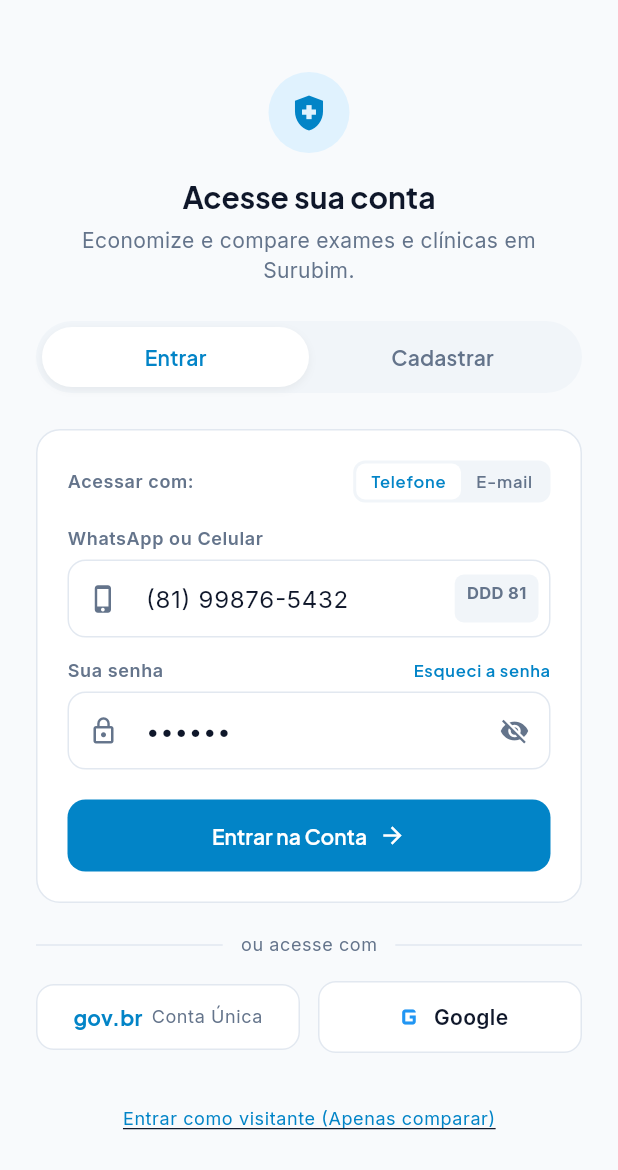
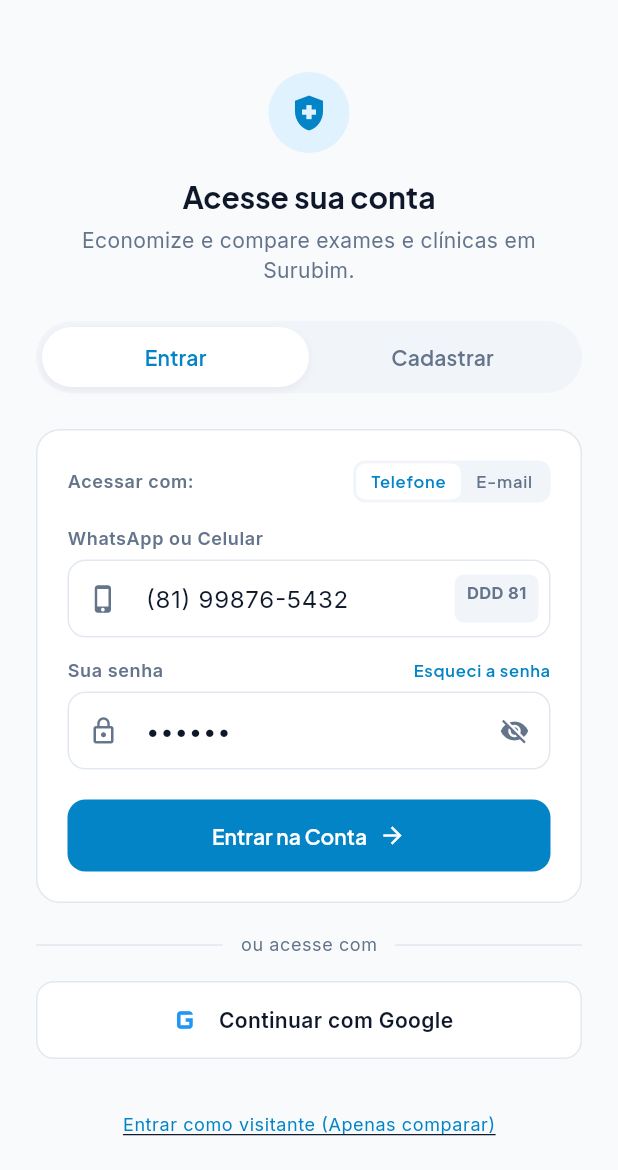
Before and after one commit to MarcioFerreiraL/clinics-mobile, a Flutter app: the screen it shows after launch, on a phone screen of 412 x 824 dp, the part 66-1236 px from its top. Run offline on Flutter 3.47's test engine with Material 3 defaults, Android fonts, the phone set to English and light mode, and no system bars; our stand-ins replace flutter_riverpod, go_router, google_fonts.

Commit message:
refactor: update README documentation and remove unused layout row from login screen

```diff
--- a/clinics/lib/features/auth/presentation/screens/login_screen.dart
+++ b/clinics/lib/features/auth/presentation/screens/login_screen.dart
@@ -367,10 +367,7 @@ class _LoginScreenState extends State<LoginScreen> {
               ),
               const SizedBox(height: 16),
 
-              Row(
-                children: [
-                  Expanded(
-                    child: OutlinedButton(
+              OutlinedButton(
                 style: OutlinedButton.styleFrom(
                   backgroundColor: Colors.white,
                   side: const BorderSide(color: AppColors.borderOutline),
@@ -381,34 +378,17 @@ class _LoginScreenState extends State<LoginScreen> {
                 child: Row(
                   mainAxisAlignment: MainAxisAlignment.center,
                   children: [
-                          Text('gov.br', style: theme.textTheme.labelLarge?.copyWith(fontWeight: FontWeight.bold)),
-                          const SizedBox(width: 6),
-                          Text('Conta Única', style: theme.textTheme.bodySmall),
-                        ],
-                      ),
-                    ),
-                  ),
-                  const SizedBox(width: 12),
-                  Expanded(
-                    child: OutlinedButton(
-                      style: OutlinedButton.styleFrom(
-                        backgroundColor: Colors.white,
-                        side: const BorderSide(color: AppColors.borderOutline),
-                        shape: RoundedRectangleBorder(borderRadius: BorderRadius.circular(12)),
-                        padding: const EdgeInsets.symmetric(vertical: 12),
-                      ),
-                      onPressed: _handleAuth,
-                      child: Row(
-                        mainAxisAlignment: MainAxisAlignment.center,
-                        children: [
-                          const Icon(Icons.g_mobiledata, size: 24, color: Colors.blue),
-                          const SizedBox(width: 4),
-                          Text('Google', style: theme.textTheme.bodyMedium?.copyWith(fontWeight: FontWeight.w600)),
-                        ],
-                      ),
+                    const Icon(Icons.g_mobiledata, size: 28, color: Colors.blue),
+                    const SizedBox(width: 8),
+                    Text(
+                      'Continuar com Google',
+                      style: theme.textTheme.bodyMedium?.copyWith(
+                        fontWeight: FontWeight.w600,
+                        color: AppColors.slateDeep,
                       ),
                     ),
                   ],
+                ),
               ),
               const SizedBox(height: 20),
 
```
Also changed, not shown: 1 other file. Lines whose indentation alone changed are shown as unchanged.
